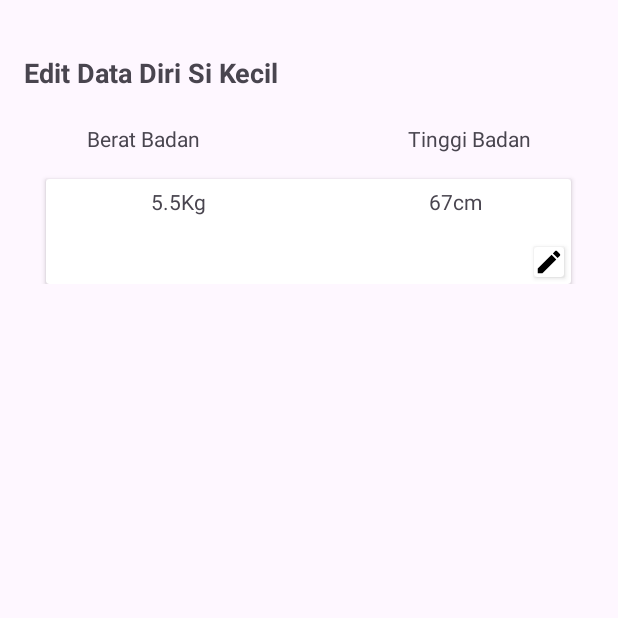
After one commit to luhihsan/LilMile, an Android app: the Edit_DataPertumbuhan screen opened directly, with no data from a screen before it, on a phone screen of 412 x 824 dp, the top half of it. The commit adds this screen. Run offline under Robolectric (Android 15) with nearby library versions, the phone set to English and light mode, and no system bars.

Commit message:
Update tambah halaman edit data pertumbuhan

```diff
--- a/app/src/main/AndroidManifest.xml
+++ b/app/src/main/AndroidManifest.xml
@@ -12,6 +12,12 @@
         android:supportsRtl="true"
         android:theme="@style/Theme.Coba_LilMile"
         tools:targetApi="31">
+        <activity
+            android:name=".Homepage"
+            android:exported="false" />
+        <activity
+            android:name=".Edit_DataPertumbuhan"
+            android:exported="false" />
         <activity
             android:name=".Tambah_DataPertumbuhan"
             android:exported="false" />
--- /dev/null
+++ b/app/src/main/java/com/example/coba_lilmile/Edit_DataPertumbuhan.kt
@@ -0,0 +1,11 @@
+package com.example.coba_lilmile
+
+import androidx.appcompat.app.AppCompatActivity
+import android.os.Bundle
+
+class Edit_DataPertumbuhan : AppCompatActivity() {
+    override fun onCreate(savedInstanceState: Bundle?) {
+        super.onCreate(savedInstanceState)
+        setContentView(R.layout.activity_edit_data_pertumbuhan)
+    }
+}
--- /dev/null
+++ b/app/src/main/java/com/example/coba_lilmile/Homepage.kt
@@ -0,0 +1,11 @@
+package com.example.coba_lilmile
+
+import androidx.appcompat.app.AppCompatActivity
+import android.os.Bundle
+
+class Homepage : AppCompatActivity() {
+    override fun onCreate(savedInstanceState: Bundle?) {
+        super.onCreate(savedInstanceState)
+        setContentView(R.layout.activity_homepage)
+    }
+}
--- a/app/src/main/java/com/example/coba_lilmile/MainActivity.kt
+++ b/app/src/main/java/com/example/coba_lilmile/MainActivity.kt
@@ -4,9 +4,7 @@ import androidx.appcompat.app.AppCompatActivity
 import android.content.Intent
 import android.os.Bundle
 import android.widget.Button
-import android.widget.CheckBox
 import android.widget.EditText
-import android.widget.TextView
 import android.widget.Toast
 
 
@@ -24,7 +22,7 @@ class MainActivity : AppCompatActivity() {
         etUsername = findViewById(R.id.etUserName)
         etEmail = findViewById(R.id.etEmail)
         etPassword = findViewById(R.id.etPassword)
-        btnSubmit = findViewById(R.id.btnSubmit)
+        btnSubmit = findViewById(R.id.btnRegistrasi)
 
 
         btnSubmit.setOnClickListener {
--- /dev/null
+++ b/app/src/main/res/drawable/ic_edit.xml
@@ -0,0 +1,5 @@
+<vector android:height="5dp" android:tint="#000000"
+    android:viewportHeight="24" android:viewportWidth="24"
+    android:width="5dp" xmlns:android="http://schemas.android.com/apk/res/android">
+    <path android:fillColor="@android:color/white" android:pathData="M3,17.25V21h3.75L17.81,9.94l-3.75,-3.75L3,17.25zM20.71,7.04c0.39,-0.39 0.39,-1.02 0,-1.41l-2.34,-2.34c-0.39,-0.39 -1.02,-0.39 -1.41,0l-1.83,1.83 3.75,3.75 1.83,-1.83z"/>
+</vector>
--- /dev/null
+++ b/app/src/main/res/layout/activity_edit_data_pertumbuhan.xml
@@ -0,0 +1,106 @@
+<?xml version="1.0" encoding="utf-8"?>
+<ScrollView xmlns:android="http://schemas.android.com/apk/res/android"
+    android:layout_width="match_parent"
+    android:layout_height="match_parent"
+    xmlns:tools="http://schemas.android.com/tools"
+    xmlns:app="http://schemas.android.com/apk/res-auto"
+    tools:context=".Edit_DataPertumbuhan">
+
+  <LinearLayout
+      android:layout_width="match_parent"
+      android:layout_height="wrap_content"
+      android:orientation="vertical"
+      android:padding="16dp">
+
+    <TextView
+        android:layout_width="wrap_content"
+        android:layout_height="wrap_content"
+        android:layout_gravity="left"
+        android:layout_marginTop="20dp"
+        android:layout_marginBottom="20dp"
+        android:text="Edit Data Diri Si Kecil"
+        android:textSize="18dp"
+        android:textStyle="bold"/>
+
+  <LinearLayout
+      android:layout_width="match_parent"
+      android:layout_height="wrap_content"
+      android:orientation="horizontal"
+      android:padding="2dp"
+      >
+
+    <TextView
+        android:id="@+id/textView"
+        android:layout_width="115dp"
+        android:layout_height="wrap_content"
+        android:layout_gravity="left"
+        android:layout_marginLeft="40dp"
+        android:layout_marginTop="15dp"
+        android:layout_marginRight="40dp"
+        android:layout_weight="1"
+        android:text="Berat Badan" />
+
+    <TextView
+        android:layout_width="wrap_content"
+        android:layout_height="wrap_content"
+        android:layout_gravity="left"
+        android:layout_marginLeft="70dp"
+        android:layout_marginTop="15dp"
+        android:layout_marginRight="40dp"
+        android:text="Tinggi Badan" />
+
+  </LinearLayout>
+
+    <androidx.cardview.widget.CardView
+        app:cardBackgroundColor="#FFFFFF"
+        app:layout_constraintBottom_toBottomOf="parent"
+        app:layout_constraintEnd_toEndOf="parent"
+        app:layout_constraintHorizontal_bias="0.236"
+        app:layout_constraintStart_toStartOf="parent"
+        app:layout_constraintTop_toTopOf="parent"
+        app:layout_constraintVertical_bias="0.123"
+        android:layout_width="350dp"
+        android:layout_height="70dp"
+        android:layout_gravity="center"
+        >
+
+      <TextView
+          android:id="@+id/etBerat_tumbuh"
+          android:layout_width="wrap_content"
+          android:layout_height="wrap_content"
+          android:text="5.5Kg"
+          android:layout_marginLeft="70dp"
+          android:layout_marginTop="5dp"
+          android:layout_marginRight="30dp"
+          android:layout_weight="1"/>
+
+      <TextView
+          android:id="@+id/etTinggi_tumbuh"
+          android:layout_width="wrap_content"
+          android:layout_height="wrap_content"
+          android:layout_marginLeft="255dp"
+          android:layout_marginTop="5dp"
+          android:layout_marginRight="20dp"
+          android:text="67cm" />
+
+      <androidx.cardview.widget.CardView
+          android:layout_width="20dp"
+          android:layout_height="20dp"
+          android:layout_marginLeft="325dp"
+          android:layout_marginTop="45dp"
+          android:layout_marginRight="20dp"
+          >
+
+        <ImageView
+            android:id="@+id/imageView"
+            android:layout_width="match_parent"
+            android:layout_height="match_parent"
+            app:srcCompat="@drawable/ic_edit" />
+      </androidx.cardview.widget.CardView>
+
+    </androidx.cardview.widget.CardView>
+
+  </LinearLayout>
+
+
+</ScrollView>
--- /dev/null
+++ b/app/src/main/res/layout/activity_homepage.xml
@@ -0,0 +1,9 @@
+<?xml version="1.0" encoding="utf-8"?>
+<androidx.constraintlayout.widget.ConstraintLayout xmlns:android="http://schemas.android.com/apk/res/android"
+    xmlns:app="http://schemas.android.com/apk/res-auto"
+    xmlns:tools="http://schemas.android.com/tools"
+    android:layout_width="match_parent"
+    android:layout_height="match_parent"
+    tools:context=".Homepage">
+
+</androidx.constraintlayout.widget.ConstraintLayout>
--- a/app/src/main/res/layout/activity_main.xml
+++ b/app/src/main/res/layout/activity_main.xml
@@ -42,7 +42,7 @@
         android:layout_marginTop="16dp" />
 
     <Button
-        android:id="@+id/btnSubmit"
+        android:id="@+id/btnRegistrasi"
         android:layout_width="match_parent"
         android:layout_height="wrap_content"
         android:text="Daftar"
--- a/app/src/main/res/layout/activity_registrasi_anak.xml
+++ b/app/src/main/res/layout/activity_registrasi_anak.xml
@@ -22,15 +22,8 @@
         <TextView
             android:layout_width="wrap_content"
             android:layout_height="wrap_content"
-            android:layout_gravity="center_horizontal"
-            android:text="Unggah Foto"
-            android:layout_marginTop="8dp" />
-
-        <TextView
-            android:layout_width="wrap_content"
-            android:layout_height="wrap_content"
             android:layout_gravity="left"
-            android:layout_marginTop="10dp"
+            android:layout_marginTop="20dp"
             android:text="Data Diri Si Kecil"
             android:textSize="18dp"
             android:textStyle="bold"/>
@@ -108,9 +101,9 @@
             android:id="@+id/etWeight"
             android:layout_width="match_parent"
             android:layout_height="wrap_content"
+            android:layout_marginTop="16dp"
             android:hint="Berat Badan saat lahir (kg)"
-            android:inputType="numberDecimal"
-            android:layout_marginTop="16dp" />
+            android:inputType="numberDecimal" />
 
         <EditText
             android:id="@+id/etHeight"
```
